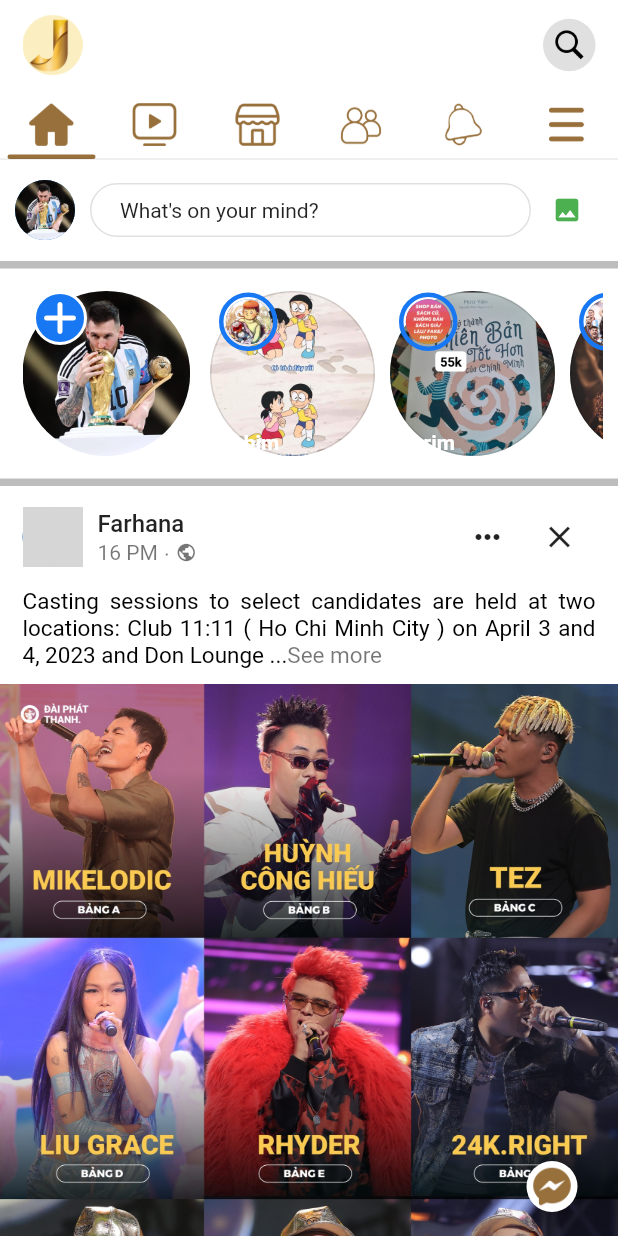
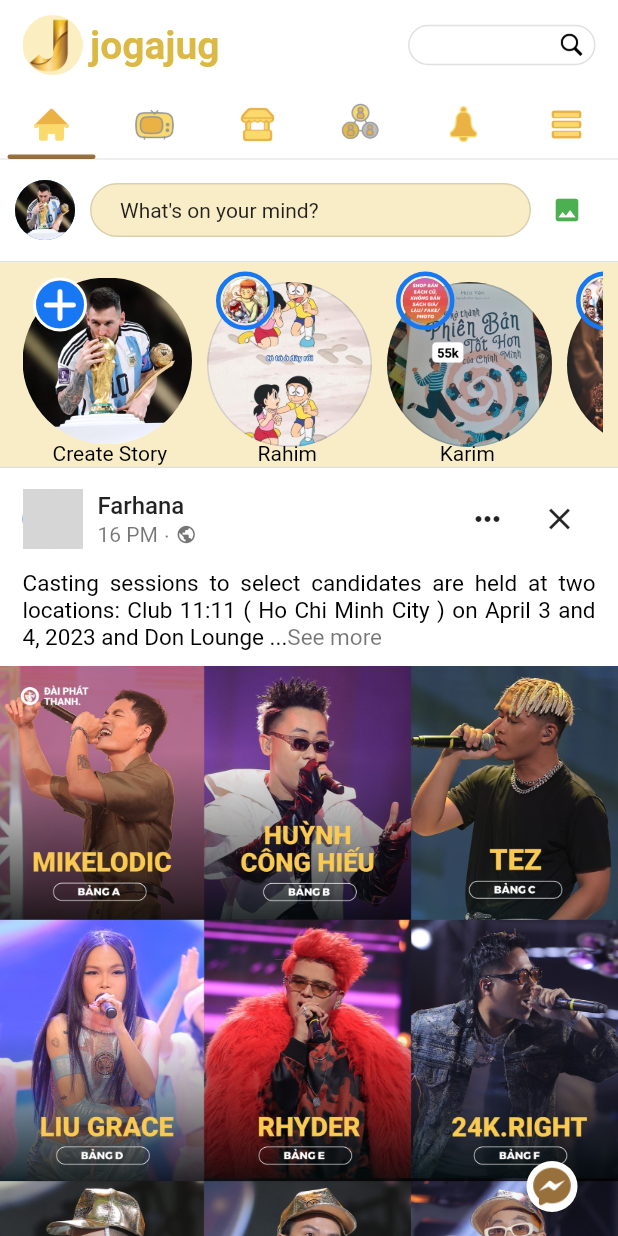
Before and after one commit to Abdulla-Al-Mued/Practice2, a Flutter app: the screen it shows after launch, on a phone screen of 412 x 824 dp. Run offline on Flutter 3.47's test engine with Material 2 defaults, Android fonts, the phone set to English and light mode, and no system bars; our stand-ins replace video_player; network calls fail; grey boxes are pictures that could not be loaded.

Commit message:
10/23/2023 4:45pm

```diff
--- a/lib/Pages/home/screens/HomePage.dart
+++ b/lib/Pages/home/screens/HomePage.dart
@@ -95,8 +95,12 @@
                               children: [
                                 Center(
                                   child: Tab(
-                                    child: index != 0 ? Image.asset('assets/images/nav/home.png',width: 30,height: 30,color: Variables.primaryColor,):
-                                        Image.asset('assets/images/nav/home-active.png',width: 30,height: 30,color: Variables.primaryColor,),
+                                    child: index != 0 ? Image.asset('assets/images/nav/home.j.png',width: 38,height: 38,
+                                     // color: Variables.primaryColor,
+                                    ):
+                                        Image.asset('assets/images/nav/home.j.png',width: 38,height: 38,
+                                         // color: Variables.primaryColor,
+                                        ),
                                   ),
                                 ),
                                 if(index==0)
@@ -131,16 +135,16 @@
                                       child: Tab(
                                         child: index != 1
                                             ? Image.asset(
-                                          'assets/images/nav/watch.png',
-                                          width: 30,
-                                          height: 30,
-                                            color: Variables.primaryColor
+                                          'assets/images/nav/video.j.png',
+                                          width: 38,
+                                          height: 38,
+                                           // color: Variables.primaryColor
                                         )
                                             : Image.asset(
-                                          'assets/images/nav/watch-active.png',
-                                          width: 30,
-                                          height: 30,
-                                            color: Variables.primaryColor
+                                          'assets/images/nav/video.j.png',
+                                          width: 38,
+                                          height: 38,
+                                           // color: Variables.primaryColor
                                         ),
                                       ),
                                     ),
@@ -176,17 +180,17 @@
                                     child: Tab(
                                       child: index != 2
                                           ? Image.asset(
-                                        'assets/images/nav/marketplace.png',
-                                        width: 30,
-                                        height: 30,
-                                          color: Variables.primaryColor
+                                        'assets/images/nav/market.j.png',
+                                        width: 34,
+                                        height: 34,
+                                          //color: Variables.primaryColor
 
                                       )
                                           : Image.asset(
-                                        'assets/images/nav/marketplace-active.png',
-                                        width: 30,
-                                        height: 30,
-                                          color: Variables.primaryColor
+                                        'assets/images/nav/market.j.png',
+                                        width: 34,
+                                        height: 34,
+                                         // color: Variables.primaryColor
 
                                       ),
                                     ),
@@ -230,17 +234,17 @@
                                     child: Tab(
                                       child: index != 3
                                           ? Image.asset(
-                                        'assets/images/nav/friends.png',
-                                        width: 30,
-                                        height: 30,
-                                          color: Variables.primaryColor
+                                        'assets/images/nav/friends.j.png',
+                                        width: 38,
+                                        height: 38,
+                                        //  color: Variables.primaryColor
 
                                       )
                                           : Image.asset(
-                                        'assets/images/nav/friends-active.png',
-                                        width: 30,
-                                        height: 30,
-                                          color: Variables.primaryColor
+                                        'assets/images/nav/friends.j.png',
+                                        width: 38,
+                                        height: 38,
+                                         // color: Variables.primaryColor
 
                                       ),
                                     ),
@@ -284,17 +288,17 @@
                                     child: Tab(
                                       child: index != 4
                                           ? Image.asset(
-                                        'assets/images/nav/notifica.png',
-                                        width: 30,
-                                        height: 30,
-                                          color: Variables.primaryColor
+                                        'assets/images/nav/notification.j.png',
+                                        width: 38,
+                                        height: 38,
+                                         // color: Variables.primaryColor
 
                                       )
                                           : Image.asset(
-                                        'assets/images/nav/notifica-active.png',
-                                        width: 30,
-                                        height: 30,
-                                          color: Variables.primaryColor
+                                        'assets/images/nav/notification.j.png',
+                                        width: 38,
+                                        height: 38,
+                                         // color: Variables.primaryColor
 
                                       ),
                                     ),
@@ -338,17 +342,17 @@
                                     child: Tab(
                                       child: index != 5
                                           ? Image.asset(
-                                        'assets/images/nav/menu.png',
-                                        width: 24,
-                                        height: 24,
-                                          color: Variables.primaryColor
+                                        'assets/images/nav/menu.j.png',
+                                        width: 30,
+                                        height: 30,
+                                          //color: Variables.primaryColor
 
                                       )
                                           : Image.asset(
-                                        'assets/images/nav/menu-active.png',
-                                        width: 24,
-                                        height: 24,
-                                          color: Variables.primaryColor
+                                        'assets/images/nav/menu.j.png',
+                                        width: 30,
+                                        height: 30,
+                                         // color: Variables.primaryColor
 
                                       ),
                                     ),
--- a/lib/Pages/home/widgets/home_app_bar.dart
+++ b/lib/Pages/home/widgets/home_app_bar.dart
@@ -16,44 +16,65 @@
       crossAxisAlignment: CrossAxisAlignment.center,
       children: [
         Padding(
-          padding: const EdgeInsets.all(10),
-          child: Image.asset("assets/images/jogajog logo.png",height: 50,width: 50,),
-          // const Text(
-          //   'jogajug',
-          //   style: TextStyle(
-          //     color: Color(0xFF98703C),
-          //     fontSize: 28,
-          //     fontWeight: FontWeight.bold,
-          //   ),
-          // ),
+          padding: const EdgeInsets.only(left: 10,top: 10,bottom: 10),
+          child: Row(
+            children: [
+              Image.asset("assets/images/jogajog logo.png",height: 50,width: 50,),
+              Text(
+                'jogajug',
+                style: TextStyle(
+                  color: Color(0xFFDCB945),
+                  fontSize: 26,
+                  fontWeight: FontWeight.bold,
+                ),
+              ),
+            ],
+          ),
+
         ),
+
         Row(
           mainAxisAlignment: MainAxisAlignment.spaceBetween,
           crossAxisAlignment: CrossAxisAlignment.center,
           children: [
             Padding(
               padding: const EdgeInsets.only(right: 10),
-              child: Container(
-                alignment: Alignment.center,
-                width: 35,
-                height: 35,
-                padding: const EdgeInsets.all(0),
-                margin: const EdgeInsets.symmetric(horizontal: 5),
-                decoration: const BoxDecoration(
-                  shape: BoxShape.circle,
-                  color: Colors.black12,
-                ),
-                child: IconButton(
-                  splashRadius: 18,
-                  padding: const EdgeInsets.all(0),
-                  onPressed: () {},
-                  icon:
-                  //Icon(Icons.search,color: Colors.black,size: 22,)
-                  const ImageIcon(
+              child: InkWell(
+                onTap: (){},
+                child: Container(
+                  alignment: Alignment.centerRight,
+                  width: 125,
+                  height: 27,
+                  padding: const EdgeInsets.all(4),
+                  margin: const EdgeInsets.symmetric(horizontal: 5),
+                  decoration: BoxDecoration(
+                    shape: BoxShape.rectangle,
+                    border: Border.all(
+                      color: Colors.black12,
+                      style: BorderStyle.solid,
+                    ),
+                    borderRadius: BorderRadius.circular(20),
+                  //  color: colorNewPost,
+                  ),
+                  child:ImageIcon(
                     AssetImage('assets/images/search.png'),
                     size: 22,
                     color: Colors.black,
                   ),
+
+                  // IconButton(
+                  //   alignment: Alignment.centerRight,
+                  //   splashRadius: 18,
+                  //   padding: const EdgeInsets.all(0),
+                  //   onPressed: () {},
+                  //   icon:
+                  //   //Icon(Icons.search,color: Colors.black,size: 22,)
+                  //   const ImageIcon(
+                  //     AssetImage('assets/images/search.png'),
+                  //     size: 22,
+                  //     color: Colors.black,
+                  //   ),
+                  // ),
                 ),
               ),
             ),
--- a/lib/Pages/news_feed/screens/NewsFeedScreen.dart
+++ b/lib/Pages/news_feed/screens/NewsFeedScreen.dart
@@ -20,7 +20,7 @@
 }
 
 class _NewsFeedScreenState extends State<NewsFeedScreen> {
-  Color colorNewPost = Colors.transparent;
+  Color colorNewPost = Color(0xFFF8EDC6);
   final stories = [
     Story(
       user: User(
@@ -766,9 +766,10 @@
                   Expanded(
                     child: InkWell(
                       borderRadius: BorderRadius.circular(20),
+                      splashColor: Colors.blueGrey,
                       onTap: () {
                         setState(() {
-                          colorNewPost = Colors.transparent;
+                          colorNewPost = Color(0xFFF8EDC6);
                         });
                       },
                       onTapUp: (tapUpDetails) {
@@ -813,13 +814,14 @@
             ),
             Container(
               width: double.infinity,
-              height: 5,
-              color: Colors.black26,
+              height: 1,
+              color: Colors.black12,
             ),
-            const SizedBox(
-              height: 10,
-            ),
+            // const SizedBox(
+            //   height: 10,
+            // ),
             Container(
+              color: Color(0xFFF8EDC6),
               alignment: Alignment.centerLeft,
               padding: const EdgeInsets.symmetric(
                 horizontal: 10,
@@ -844,13 +846,13 @@
                 ]),
               ),
             ),
-            const SizedBox(
-              height: 10,
-            ),
+            // const SizedBox(
+            //   height: 10,
+            // ),
             Container(
               width: double.infinity,
-              height: 5,
-              color: Colors.black26,
+              height: 1,
+              color: Colors.black12,
             ),
             Column(
               children: posts
--- a/lib/Pages/news_feed/widgets/add_story_card.dart
+++ b/lib/Pages/news_feed/widgets/add_story_card.dart
@@ -11,8 +11,12 @@
   @override
   Widget build(BuildContext context) {
     final user = Provider.of<UserProvider>(context).user;
-    return Container(
-      height: 110,width: 115,
+    return SizedBox(
+      height: 136,
+      child: Padding(
+        padding: const EdgeInsets.only(top: 10,),
+        child: Container(
+          height: 108,width: 113,
           decoration: BoxDecoration(
             shape: BoxShape.circle,
           ),
@@ -42,25 +46,20 @@
                       size: 36,
                 ),
                   ),),
-            // Positioned(
-            //   top: 100,left: 25,
-            //   child: Container(
-            //   alignment: Alignment.bottomCenter,
-            //   padding: const EdgeInsets.only(
-            //     bottom: 5,
-            //   ),
-            //   decoration: const BoxDecoration(
-            //     color: Colors.white70,
-            //     shape: BoxShape.circle, // Set the container to a circular shape
-            //   ),
-            //   child: const Text(
-            //     'Create Story',
-            //     style: TextStyle(color: Colors.black),
-            //   ),
-            // ),)
+                Positioned(
+                  top: 109,left: 20,
+                  child: Container(
+                  alignment: Alignment.bottomCenter,
+                  child: const Text(
+                    'Create Story',
+                    style: TextStyle(color: Colors.black),
+                  ),
+                ),)
               ],
             ),
           )
+        ),
+      ),
     );
   }
 }
--- a/lib/Pages/news_feed/widgets/story_card.dart
+++ b/lib/Pages/news_feed/widgets/story_card.dart
@@ -33,7 +33,7 @@
   @override
   Widget build(BuildContext context) {
     return SizedBox(
-      height: 120,
+      height: 136,
       child: Container(
         width: 110,
         height: 120,
@@ -117,16 +117,18 @@
                         Padding(
                           padding: const EdgeInsets.only(
                             left: 5,
-                            bottom: 5,
+
                           ),
+                          child: Center(
                             child: Text(
                               widget.story.user.name,
                               overflow: TextOverflow.ellipsis,
                               maxLines: 2,
                               style: const TextStyle(
-                              color: Colors.white,
-                              fontWeight: FontWeight.bold,
+                                color: Colors.black,
+                                fontWeight: FontWeight.w400,
                                 fontSize: 14,
+                              ),
                             ),
                           ),
                         ),
```
Also changed, not shown: assets/images/nav/friends.j.png (added), assets/images/nav/home.j.png (added), assets/images/nav/market.j.png (added), assets/images/nav/menu.j.png (added), assets/images/nav/notification.j.png (added), assets/images/nav/video.j.png (added). Lines whose indentation alone changed are shown as unchanged.
